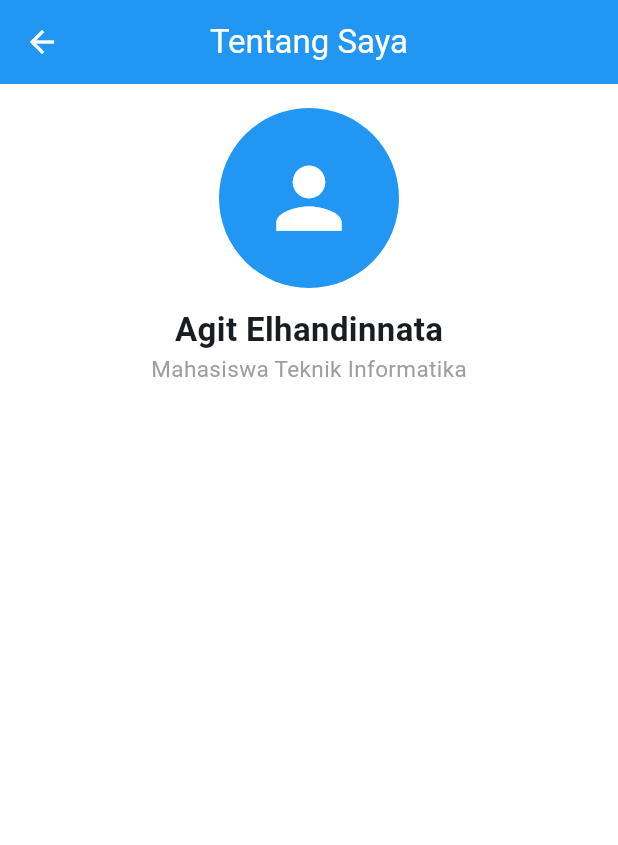
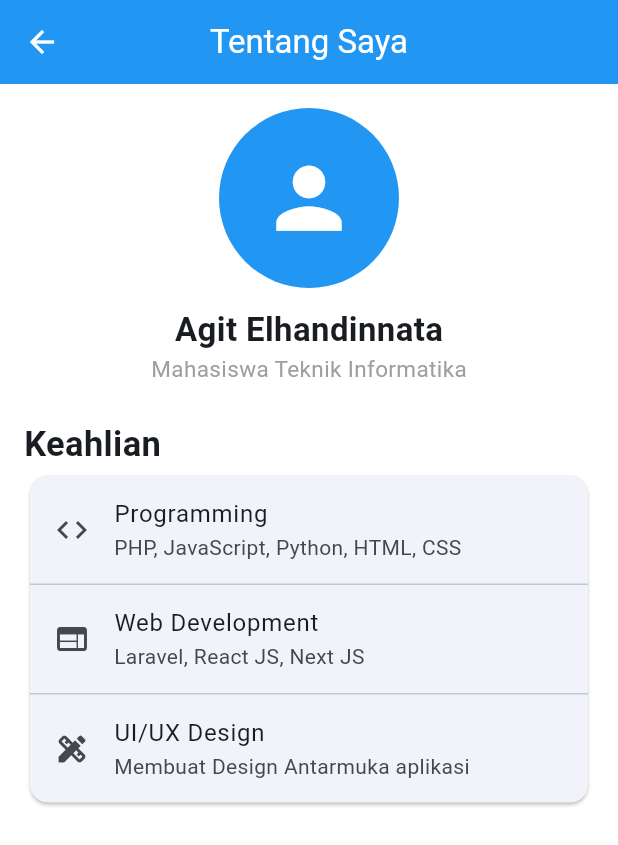
Before and after one commit to AgiteElhan/UTS_PML_1124160178, a Flutter app: the AboutPage screen opened by its route, on a phone screen of 412 x 824 dp. Shown: the top 845 px of the screen. Run offline on Flutter 3.47's test engine with Material 3 defaults, Android fonts, the phone set to English and light mode, and no system bars.

Commit message:
membuat card keahlian /skilss pada about page

```diff
--- a/profil_app/lib/screens/about_page.dart
+++ b/profil_app/lib/screens/about_page.dart
@@ -1,4 +1,5 @@
 import 'package:flutter/material.dart';
+import 'package:profil_app/widget/card.dart';
 
 class AboutPage extends StatelessWidget {
   const AboutPage({super.key});
@@ -46,7 +47,40 @@ class AboutPage extends StatelessWidget {
                 )
               ],
             ),
+          ),
+          const SizedBox(height: 24,),
+          const Text(
+            'Keahlian',
+            style: TextStyle(
+              fontSize: 23,
+              fontWeight: FontWeight.bold
+            ),
+          ),
+          const Card(
+            child: Column(
+              children: [
+                InfoRow(
+                  ikon: Icons.code,
+                  label: 'Programming',
+                  value: 'PHP, JavaScript, Python, HTML, CSS'
+                ),
+                Divider(height: 1,),
+                InfoRow(
+                  ikon: Icons.web,
+                  label: 'Web Development',
+                  value: 'Laravel, React JS, Next JS'
+                ),
+                Divider(height: 1,),
+
+                InfoRow(
+                  ikon: Icons.design_services,
+                  label: 'UI/UX Design',
+                  value: 'Membuat Design Antarmuka aplikasi'
+                ),
+              ],
+            ),
           )
+
         ],
       ),
     );
```
